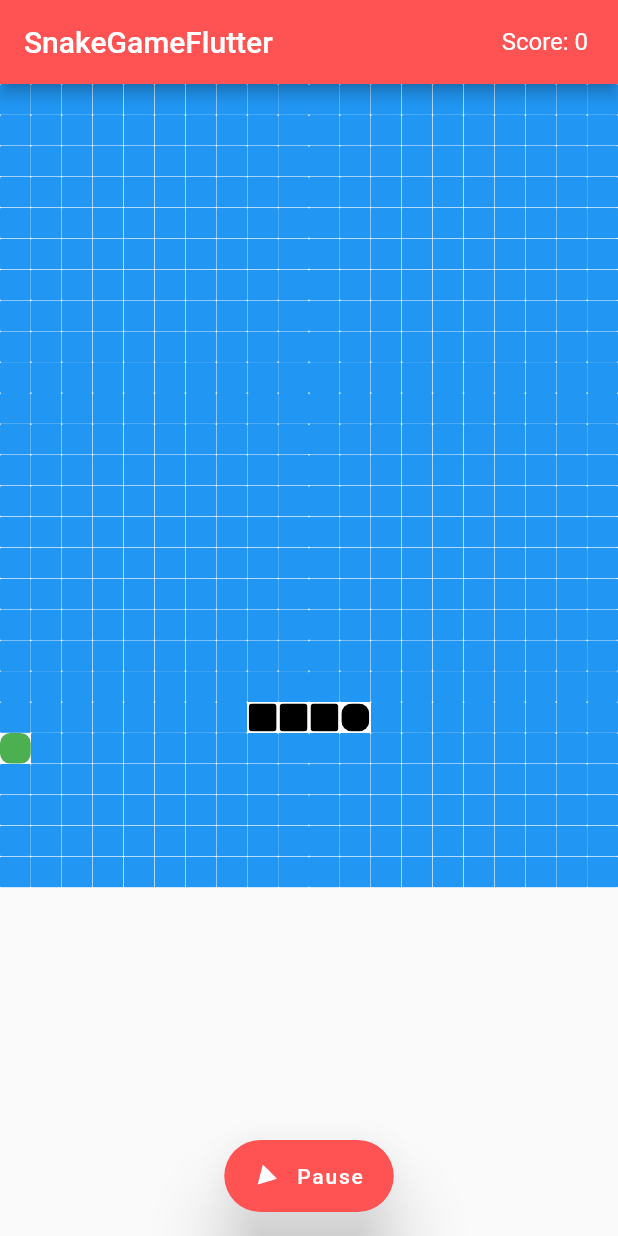
After one commit to Madhav-S-S/fin_quest, a Flutter app: the GamePage screen opened directly, after a tap on "Start", on a phone screen of 412 x 824 dp. The commit adds this screen. Run offline on Flutter 3.47's test engine with Material 2 defaults, Android fonts, the phone set to English and light mode, and no system bars; our stand-ins replace cloud_firestore, firebase_core; accounts and stored records are empty.

Commit message:
Snake game just included. Not added any functionality yet. Just the basic game

```diff
--- a/lib/main.dart
+++ b/lib/main.dart
@@ -1,5 +1,6 @@
 import 'package:fin_quest/home.dart';
 import 'package:fin_quest/login.dart';
+import 'package:fin_quest/snake_game.dart';
 import 'package:firebase_core/firebase_core.dart';
 import 'package:flutter/material.dart';
 
--- /dev/null
+++ b/lib/snake_game.dart
@@ -0,0 +1,193 @@
+import 'dart:async';
+import 'dart:math';
+import 'package:flutter/material.dart';
+
+void main() {
+  runApp(MaterialApp(
+    home: GamePage(),
+  ));
+}
+
+class GamePage extends StatefulWidget {
+  @override
+  _GamePageState createState() => _GamePageState();
+}
+
+class _GamePageState extends State<GamePage> with TickerProviderStateMixin {
+  late int _playerScore;
+  late bool _hasStarted;
+  late Animation _snakeAnimation;
+  late AnimationController _snakeAnimationController;
+  late List<int> _snake;
+  final int _noOfSquares = 500;
+  final Duration _duration = Duration(milliseconds: 250);
+  final int _squareSize = 20;
+  late String _currentSnakeDirection;
+  late int _snakeFoodPosition;
+  Random _random = Random();
+
+  @override
+  void initState() {
+    super.initState();
+    _setUpGame();
+    _snakeAnimationController = AnimationController(
+      vsync: this,
+      duration: _duration,
+    );
+    _snakeAnimationController.addStatusListener((status) {
+      if (status == AnimationStatus.completed) {
+        _snakeAnimationController.reverse();
+      } else if (status == AnimationStatus.dismissed) {
+        _snakeAnimationController.forward();
+      }
+    });
+  }
+
+  void _setUpGame() {
+    _playerScore = 0;
+    _currentSnakeDirection = 'RIGHT';
+    _hasStarted = true;
+    _snake = [404, 405, 406, 407];
+    do {
+      _snakeFoodPosition = _random.nextInt(_noOfSquares);
+    } while (_snake.contains(_snakeFoodPosition));
+  }
+
+  void _gameStart() {
+    Timer.periodic(Duration(milliseconds: 250), (Timer timer) {
+      _updateSnake();
+      if (_hasStarted) {
+        timer.cancel();
+        if (_snakeAnimationController.isAnimating) {
+          _snakeAnimationController.reset();
+        }
+        return;
+      }
+      _snakeAnimationController.forward();
+    });
+  }
+
+  bool _gameOver() {
+    for (int i = 0; i < _snake.length - 1; i++) {
+      if (_snake.last == _snake[i]) return true;
+    }
+    return false;
+  }
+
+  void _updateSnake() {
+    if (!_hasStarted) {
+      setState(() {
+        _playerScore = (_snake.length - 4) * 100;
+        switch (_currentSnakeDirection) {
+          case 'DOWN':
+            if (_snake.last > _noOfSquares) _snake.add(_snake.last + _squareSize - (_noOfSquares + _squareSize));
+            else
+              _snake.add(_snake.last + _squareSize);
+            break;
+          case 'UP':
+            if (_snake.last < _squareSize) _snake.add(_snake.last - _squareSize + (_noOfSquares + _squareSize));
+            else
+              _snake.add(_snake.last - _squareSize);
+            break;
+          case 'RIGHT':
+            if ((_snake.last + 1) % _squareSize == 0) _snake.add(_snake.last + 1 - _squareSize);
+            else
+              _snake.add(_snake.last + 1);
+            break;
+          case 'LEFT':
+            if ((_snake.last) % _squareSize == 0) _snake.add(_snake.last - 1 + _squareSize);
+            else
+              _snake.add(_snake.last - 1);
+        }
+
+        if (_snake.last != _snakeFoodPosition) _snake.removeAt(0);
+        else {
+          do {
+            _snakeFoodPosition = _random.nextInt(_noOfSquares);
+          } while (_snake.contains(_snakeFoodPosition));
+        }
+
+        if (_gameOver()) {
+          setState(() {
+            _hasStarted = !_hasStarted;
+          });
+          Navigator.of(context).pushReplacement(MaterialPageRoute(builder: (context) => GamePage()));
+        }
+      });
+    }
+  }
+
+  @override
+  Widget build(BuildContext context) {
+    return Scaffold(
+      appBar: AppBar(
+        title: Text('SnakeGameFlutter', style: TextStyle(color: Colors.white, fontSize: 20.0)),
+        centerTitle: false,
+        backgroundColor: Colors.redAccent,
+        actions: <Widget>[
+          Center(
+              child: Padding(
+                padding: const EdgeInsets.symmetric(horizontal: 20.0),
+                child: Text('Score: $_playerScore', style: TextStyle(fontSize: 16.0)),
+              )
+          )
+        ],
+      ),
+      floatingActionButtonLocation: FloatingActionButtonLocation.centerFloat,
+      floatingActionButton: FloatingActionButton.extended(
+        backgroundColor: Colors.redAccent,
+        elevation: 20,
+        label: Text(
+          _hasStarted ? 'Start' : 'Pause',
+          style: TextStyle(),
+        ),
+        onPressed: () {
+          setState(() {
+            if (_hasStarted) {
+              _snakeAnimationController.forward();
+            } else {
+              _snakeAnimationController.reverse();
+            }
+            _hasStarted = !_hasStarted;
+            _gameStart();
+          });
+        },
+        icon: AnimatedIcon(icon: AnimatedIcons.play_pause, progress: _snakeAnimationController),
+      ),
+      body: Center(
+        child: GestureDetector(
+          onVerticalDragUpdate: (drag) {
+            if (drag.delta.dy > 0 && _currentSnakeDirection != 'UP') _currentSnakeDirection = 'DOWN';
+            else if (drag.delta.dy < 0 && _currentSnakeDirection != 'DOWN') _currentSnakeDirection = 'UP';
+          },
+          onHorizontalDragUpdate: (drag) {
+            if (drag.delta.dx > 0 && _currentSnakeDirection != 'LEFT') _currentSnakeDirection = 'RIGHT';
+            else if (drag.delta.dx < 0 && _currentSnakeDirection != 'RIGHT') _currentSnakeDirection = 'LEFT';
+          },
+          child: Container(
+            width: MediaQuery.of(context).size.width,
+            child: GridView.builder(
+              itemCount: _squareSize + _noOfSquares,
+              physics: NeverScrollableScrollPhysics(),
+              gridDelegate: SliverGridDelegateWithFixedCrossAxisCount(crossAxisCount: _squareSize),
+              itemBuilder: (BuildContext context, int index) {
+                return Center(
+                  child: Container(
+                    color: Colors.white,
+                    padding: _snake.contains(index) ? EdgeInsets.all(1) : EdgeInsets.all(0),
+                    child: ClipRRect(
+                      borderRadius: index == _snakeFoodPosition || index == _snake.last ? BorderRadius.circular(7) : _snake.contains(index) ? BorderRadius.circular(2.5) : BorderRadius.circular(1),
+                      child: Container(
+                        color: _snake.contains(index) ? Colors.black : index == _snakeFoodPosition ? Colors.green : Colors.blue
+                      ),
+                    ),
+                  ),
+                );
+              },
+            ),
+          ),
+        ),
+      ),
+    );
+  }
+}
```
